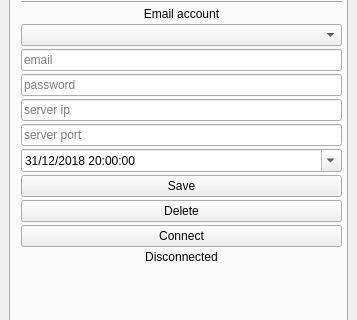
Above: tools/qgis/seabot/seabot_dockwidget_base.ui from ThomasLeMezo/seabot before the change; both pictures show x 0 to 357 and y 263 to 583 of the 357 by 691 pixel window. Below: the same form after it.
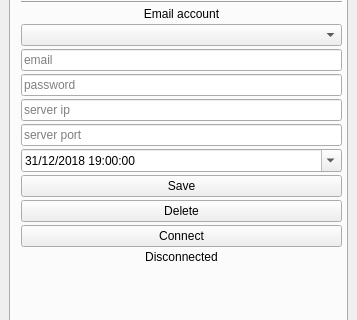
That is the form after the change. The open tabs and pages were chosen to show the change.

The edit to the form file:
```diff
--- a/tools/qgis/seabot/seabot_dockwidget_base.ui
+++ b/tools/qgis/seabot/seabot_dockwidget_base.ui
@@ -356,7 +356,7 @@
           <widget class="QDateTimeEdit" name="dateTimeEdit_last_sync">
            <property name="dateTime">
             <datetime>
-             <hour>20</hour>
+             <hour>19</hour>
              <minute>0</minute>
              <second>0</second>
              <year>2018</year>
@@ -366,7 +366,7 @@
            </property>
            <property name="minimumDateTime">
             <datetime>
-             <hour>18</hour>
+             <hour>17</hour>
              <minute>0</minute>
              <second>0</second>
              <year>2014</year>
```
